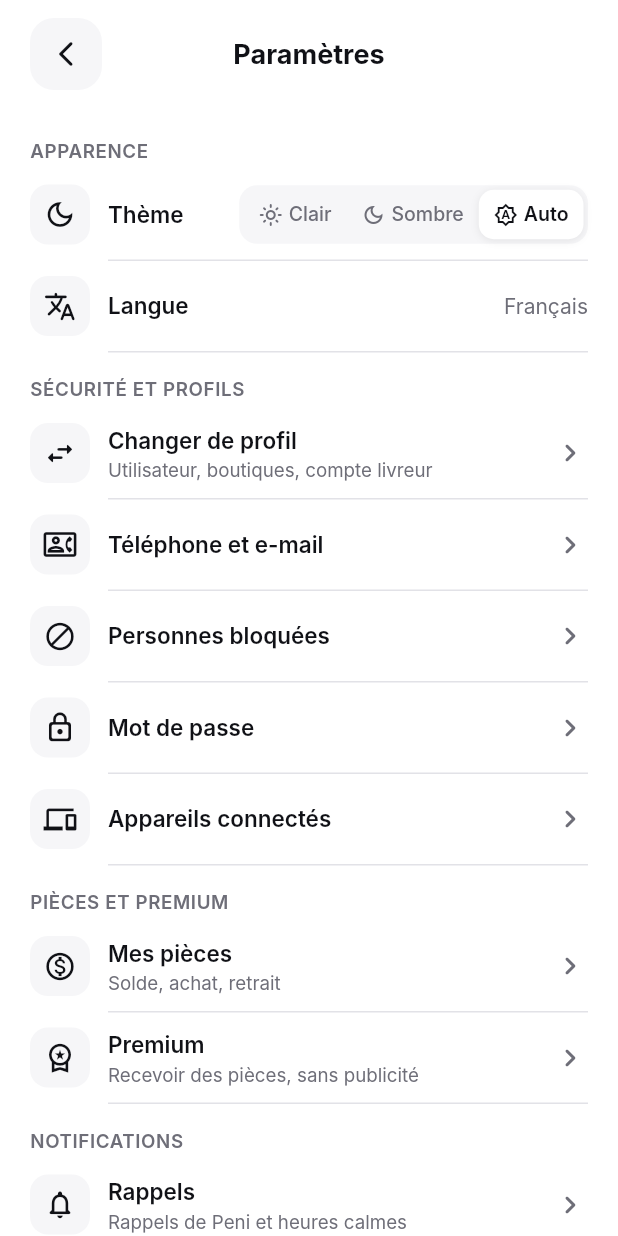
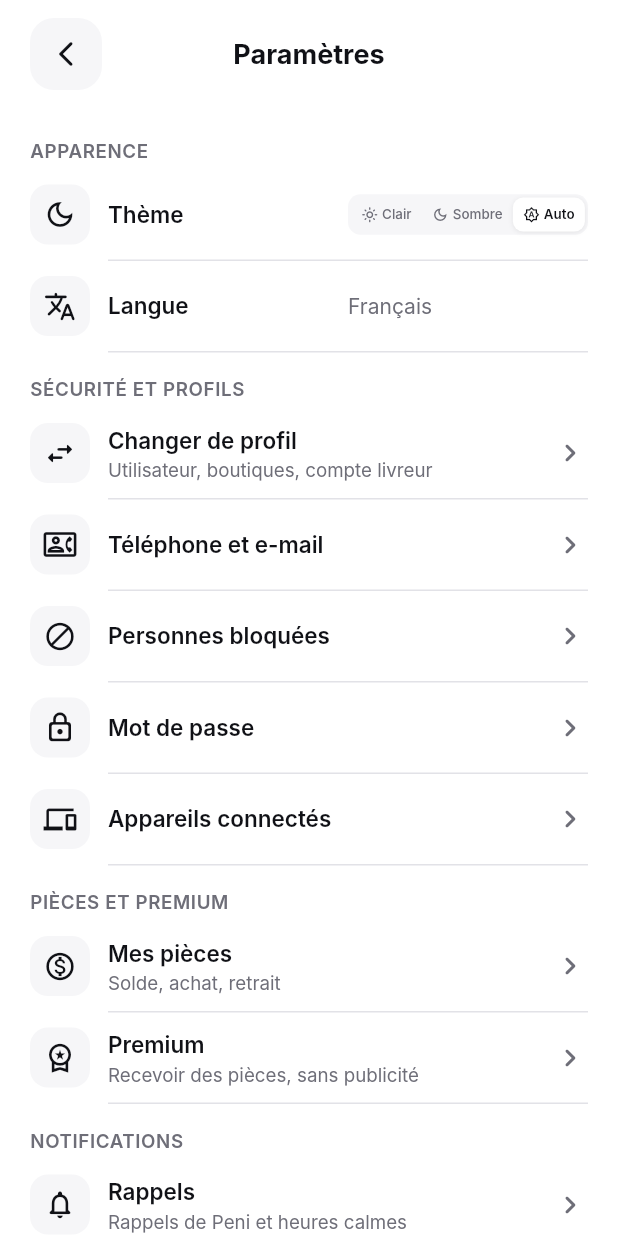
Before and after one commit to djannigraphi-prog/Bim, a Flutter app: the AccountScreen screen opened by its route, on a phone screen of 412 x 824 dp. Run offline on Flutter 3.47's test engine with Material 3 defaults, Android fonts, the phone set to English and light mode, and no system bars; our stand-ins replace dio, flutter_local_notifications, flutter_riverpod, flutter_secure_storage, flutter_svg, go_router and 3 more; missing offline and left inert: record; accounts and stored records are empty.

Commit message:
Compte : le choix du thème se réduit sur un téléphone étroit au lieu de déborder
Co-Authored-By: Claude Opus 5.5 <noreply@anthropic.com>
Claude-Session: https://claude.ai/code/session_016WKuFxRDNC81FbMRt6sjMz

```diff
--- a/apps/mobile/lib/features/shell/presentation/account_screen.dart
+++ b/apps/mobile/lib/features/shell/presentation/account_screen.dart
@@ -155,8 +155,10 @@ class _Row extends StatelessWidget {
                     ],
                   ),
                 ),
-                if (trailing != null) trailing!,
-                if (value != null) Text(value!, style: theme.textTheme.bodyMedium),
+                // Écran étroit : le choix du thème ou la valeur se réduisent au lieu de déborder.
+                if (trailing != null)
+                  Flexible(child: Align(alignment: Alignment.centerRight, child: FittedBox(fit: BoxFit.scaleDown, child: trailing))),
+                if (value != null) Flexible(child: Text(value!, maxLines: 1, overflow: TextOverflow.ellipsis, textAlign: TextAlign.end, style: theme.textTheme.bodyMedium)),
                 if (onTap != null && trailing == null) Icon(Icons.chevron_right_rounded, color: scheme.onSurfaceVariant),
               ],
             ),
```
